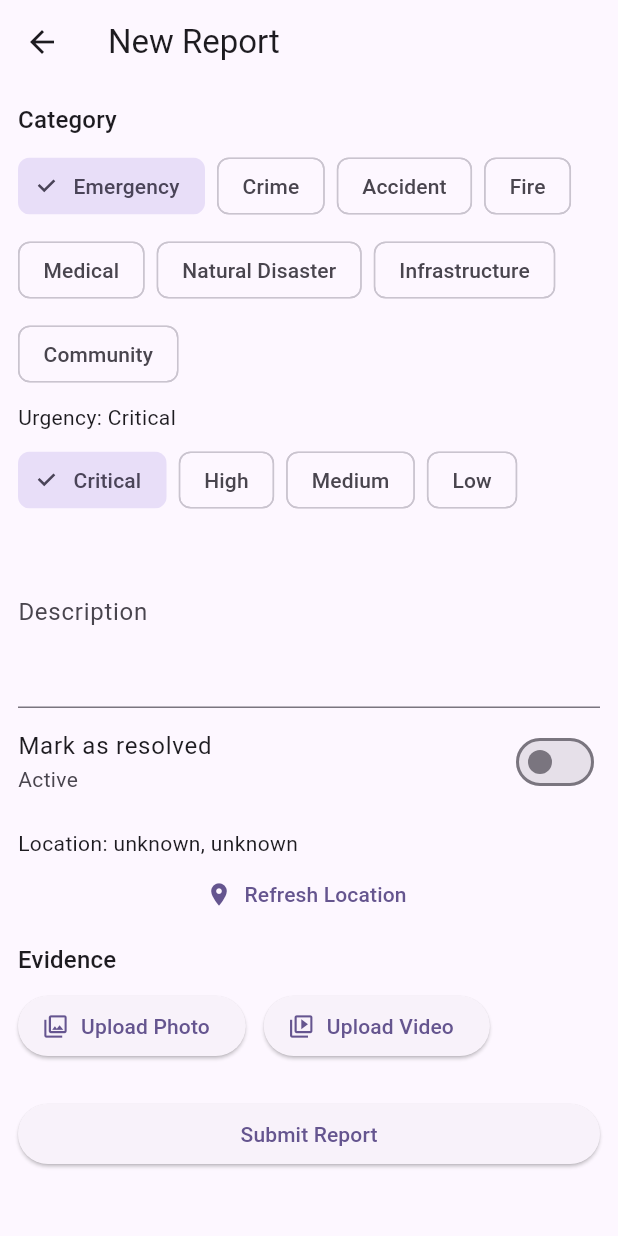
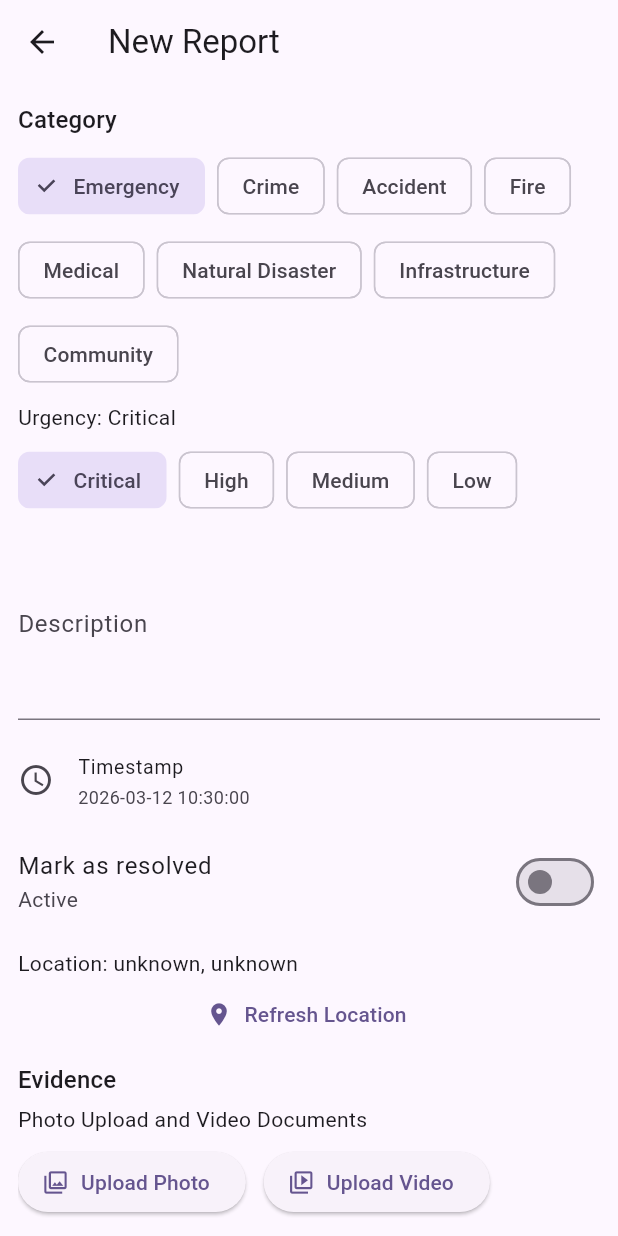
Before and after one commit to getinetaga/IncidentReport, a Flutter app: the ReportForm screen opened directly, after a tap on "Upload Photo", on a phone screen of 412 x 824 dp. Run offline on Flutter 3.47's test engine with Material 3 defaults, Android fonts, the phone set to English and light mode, and no system bars; our stand-ins replace flutter_secure_storage, geolocator, hive_flutter, image_picker, permission_handler; accounts and stored records are empty.

Commit message:
Refactor report form and improve evidence/timestamp display

```diff
--- a/DartFlutter/lib/screens/report_form.dart
+++ b/DartFlutter/lib/screens/report_form.dart
@@ -16,6 +16,7 @@ class ReportForm extends StatefulWidget {
 class _ReportFormState extends State<ReportForm> {
   final _formKey = GlobalKey<FormState>();
   final ImagePicker _picker = ImagePicker();
+  final DateTime _createdAt = DateTime.now();
   static const _categories = [
     'Emergency',
     'Crime',
@@ -41,17 +42,38 @@ class _ReportFormState extends State<ReportForm> {
   double? _lon;
   bool _resolved = false;
 
+  String get _urgencyLabel {
+    return _urgencyOptions
+        .firstWhere((u) => u['value'] == _urgency)['label'] as String;
+  }
+
+  String get _locationLabel {
+    return '${_lat?.toStringAsFixed(5) ?? 'unknown'}, ${_lon?.toStringAsFixed(5) ?? 'unknown'}';
+  }
+
+  String get _timestampLabel {
+    final d = _createdAt;
+    String two(int n) => n.toString().padLeft(2, '0');
+    return '${d.year}-${two(d.month)}-${two(d.day)} ${two(d.hour)}:${two(d.minute)}:${two(d.second)}';
+  }
+
+  void _showMessage(String message) {
+    ScaffoldMessenger.of(context).showSnackBar(
+      SnackBar(content: Text(message)),
+    );
+  }
+
   Future<bool> _ensureMediaPermissions() async {
     final cameraOk = await PermissionService.requestCameraPermission();
     if (!mounted) return false;
     if (!cameraOk) {
-      ScaffoldMessenger.of(context).showSnackBar(SnackBar(content: Text('Camera permission denied')));
+      _showMessage('Camera permission denied');
       return false;
     }
     final storageOk = await PermissionService.requestStoragePermission();
     if (!mounted) return false;
     if (!storageOk) {
-      ScaffoldMessenger.of(context).showSnackBar(SnackBar(content: Text('Storage/photo permission denied')));
+      _showMessage('Storage/photo permission denied');
       return false;
     }
     return true;
@@ -63,7 +85,8 @@ class _ReportFormState extends State<ReportForm> {
       source: ImageSource.gallery,
       imageQuality: 75,
     );
-    if (file != null) setState(() => _photoEvidence.add(file.path));
+    if (!mounted || file == null) return;
+    setState(() => _photoEvidence.add(file.path));
   }
 
   Future<void> _addVideo() async {
@@ -72,7 +95,8 @@ class _ReportFormState extends State<ReportForm> {
       source: ImageSource.gallery,
       maxDuration: const Duration(minutes: 3),
     );
-    if (file != null) setState(() => _videoEvidence.add(file.path));
+    if (!mounted || file == null) return;
+    setState(() => _videoEvidence.add(file.path));
   }
 
   Future<void> _captureLocation() async {
@@ -97,6 +121,7 @@ class _ReportFormState extends State<ReportForm> {
       videoPaths: _videoEvidence,
       latitude: _lat,
       longitude: _lon,
+      timestamp: _createdAt,
       resolved: _resolved,
     );
     await StorageService.saveReport(r);
@@ -110,15 +135,9 @@ class _ReportFormState extends State<ReportForm> {
     _captureLocation();
   }
 
-  @override
-  Widget build(BuildContext context) {
-    return Scaffold(
-      appBar: AppBar(title: Text('New Report')),
-      body: Padding(
-        padding: const EdgeInsets.all(12.0),
-        child: Form(
-          key: _formKey,
-          child: ListView(
+  Widget _buildCategorySection(BuildContext context) {
+    return Column(
+      crossAxisAlignment: CrossAxisAlignment.start,
       children: [
         Text('Category', style: Theme.of(context).textTheme.titleMedium),
         const SizedBox(height: 8),
@@ -133,8 +152,15 @@ class _ReportFormState extends State<ReportForm> {
             );
           }).toList(),
         ),
-              SizedBox(height: 8),
-              Text('Urgency: ${_urgencyOptions.firstWhere((u) => u['value'] == _urgency)['label']}'),
+      ],
+    );
+  }
+
+  Widget _buildUrgencySection() {
+    return Column(
+      crossAxisAlignment: CrossAxisAlignment.start,
+      children: [
+        Text('Urgency: $_urgencyLabel'),
         const SizedBox(height: 8),
         Wrap(
           spacing: 8,
@@ -148,11 +174,59 @@ class _ReportFormState extends State<ReportForm> {
             );
           }).toList(),
         ),
+      ],
+    );
+  }
+
+  Widget _buildEvidenceList({
+    required String title,
+    required List<String> items,
+    required IconData icon,
+  }) {
+    if (items.isEmpty) return const SizedBox.shrink();
+
+    return Column(
+      crossAxisAlignment: CrossAxisAlignment.start,
+      children: [
+        Text('$title (${items.length})'),
+        const SizedBox(height: 4),
+        ...items.map((path) => ListTile(
+              dense: true,
+              contentPadding: EdgeInsets.zero,
+              leading: Icon(icon, size: 20),
+              title: Text(path.split('/').last),
+            )),
+      ],
+    );
+  }
+
+  @override
+  Widget build(BuildContext context) {
+    return Scaffold(
+      appBar: AppBar(title: Text('New Report')),
+      body: Padding(
+        padding: const EdgeInsets.all(12.0),
+        child: Form(
+          key: _formKey,
+          child: ListView(
+            children: [
+              _buildCategorySection(context),
+              const SizedBox(height: 8),
+              _buildUrgencySection(),
+              const SizedBox(height: 8),
               TextFormField(
                 decoration: InputDecoration(labelText: 'Description'),
                 maxLines: 4,
                 onSaved: (v) => _description = v ?? '',
                 validator: (v) => (v == null || v.trim().isEmpty) ? 'Provide a description' : null,
+              ),
+              const SizedBox(height: 8),
+              ListTile(
+                dense: true,
+                contentPadding: EdgeInsets.zero,
+                leading: const Icon(Icons.access_time),
+                title: const Text('Timestamp'),
+                subtitle: Text(_timestampLabel),
               ),
               SwitchListTile.adaptive(
                 contentPadding: EdgeInsets.zero,
@@ -161,63 +235,50 @@ class _ReportFormState extends State<ReportForm> {
                 value: _resolved,
                 onChanged: (v) => setState(() => _resolved = v),
               ),
-              SizedBox(height: 8),
-              Text('Location: ${_lat?.toStringAsFixed(5) ?? 'unknown'}, ${_lon?.toStringAsFixed(5) ?? 'unknown'}'),
+              const SizedBox(height: 8),
+              Text('Location: $_locationLabel'),
               TextButton.icon(
-                icon: Icon(Icons.location_on),
-                label: Text('Refresh Location'),
+                icon: const Icon(Icons.location_on),
+                label: const Text('Refresh Location'),
                 onPressed: _captureLocation,
               ),
-              SizedBox(height: 8),
+              const SizedBox(height: 8),
               Text('Evidence', style: Theme.of(context).textTheme.titleMedium),
+              const SizedBox(height: 4),
+              const Text('Photo Upload and Video Documents'),
               const SizedBox(height: 8),
               Wrap(
                 spacing: 12,
                 runSpacing: 8,
                 children: [
                   ElevatedButton.icon(
-                    icon: Icon(Icons.photo_library_outlined),
-                    label: Text('Upload Photo'),
+                    icon: const Icon(Icons.photo_library_outlined),
+                    label: const Text('Upload Photo'),
                     onPressed: _addPhoto,
                   ),
                   ElevatedButton.icon(
-                    icon: Icon(Icons.video_library_outlined),
-                    label: Text('Upload Video'),
+                    icon: const Icon(Icons.video_library_outlined),
+                    label: const Text('Upload Video'),
                     onPressed: _addVideo,
                   ),
                 ],
               ),
               const SizedBox(height: 8),
-              if (_photoEvidence.isNotEmpty)
-                Column(
-                  crossAxisAlignment: CrossAxisAlignment.start,
-                  children: [
-                    Text('Photos (${_photoEvidence.length})'),
-                    const SizedBox(height: 4),
-                    ..._photoEvidence.map((p) => ListTile(
-                          dense: true,
-                          contentPadding: EdgeInsets.zero,
-                          leading: Icon(Icons.image, size: 20),
-                          title: Text(p.split('/').last),
-                        )),
-                  ],
+              _buildEvidenceList(
+                title: 'Photos',
+                items: _photoEvidence,
+                icon: Icons.image,
               ),
-              if (_videoEvidence.isNotEmpty)
-                Column(
-                  crossAxisAlignment: CrossAxisAlignment.start,
-                  children: [
-                    Text('Videos (${_videoEvidence.length})'),
-                    const SizedBox(height: 4),
-                    ..._videoEvidence.map((p) => ListTile(
-                          dense: true,
-                          contentPadding: EdgeInsets.zero,
-                          leading: Icon(Icons.videocam, size: 20),
-                          title: Text(p.split('/').last),
-                        )),
-                  ],
+              _buildEvidenceList(
+                title: 'Videos',
+                items: _videoEvidence,
+                icon: Icons.videocam,
               ),
-              SizedBox(height: 16),
-              ElevatedButton(onPressed: _submit, child: Text('Submit Report'))
+              const SizedBox(height: 16),
+              ElevatedButton(
+                onPressed: _submit,
+                child: const Text('Submit Report'),
+              ),
             ],
           ),
         ),
```
Also changed, not shown: DartFlutter/lib/screens/home_screen.dart (indentation only). Lines whose indentation alone changed are shown as unchanged.
